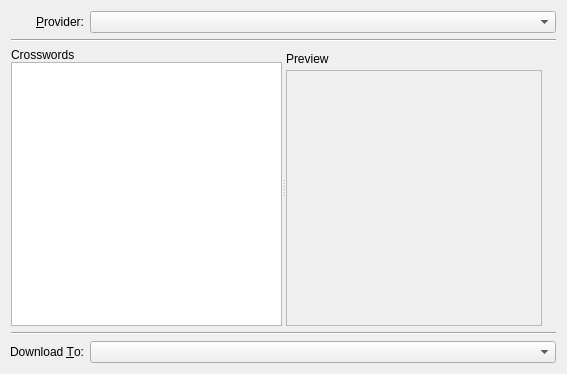
Above: src/download.ui from zero804/krossword before the change. Below: the same form after it.
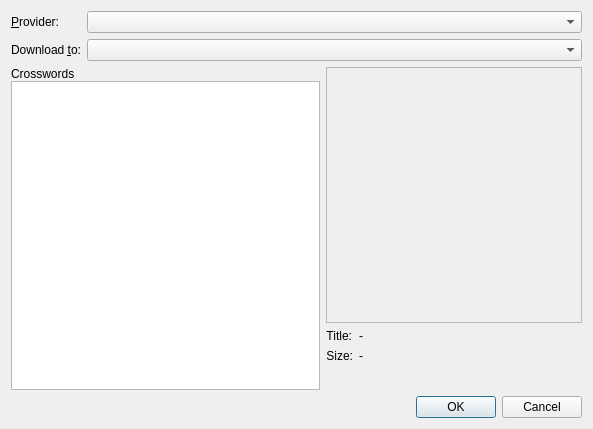
That is the form after the change. Custom widgets are drawn as their Qt base class.

Commit message: KDialog to QDialog (beginning)

Diff of the .ui file:
```diff
--- a/src/download.ui
+++ b/src/download.ui
@@ -1,19 +1,32 @@
 <?xml version="1.0" encoding="UTF-8"?>
 <ui version="4.0">
  <class>download</class>
- <widget class="QWidget" name="download">
+ <widget class="QDialog" name="download">
   <property name="geometry">
    <rect>
     <x>0</x>
     <y>0</y>
-    <width>567</width>
-    <height>374</height>
+    <width>593</width>
+    <height>429</height>
    </rect>
   </property>
   <property name="windowTitle">
    <string>Download Crosswords</string>
   </property>
-  <layout class="QGridLayout" name="gridLayout">
+  <layout class="QFormLayout" name="formLayout_2">
+   <item row="0" column="0">
+    <widget class="QLabel" name="lblProviders">
+     <property name="text">
+      <string>&amp;Provider:</string>
+     </property>
+     <property name="alignment">
+      <set>Qt::AlignRight|Qt::AlignTrailing|Qt::AlignVCenter</set>
+     </property>
+     <property name="buddy">
+      <cstring>providers</cstring>
+     </property>
+    </widget>
+   </item>
    <item row="0" column="1">
     <widget class="KComboBox" name="providers">
      <property name="sizePolicy">
@@ -30,19 +43,29 @@
      </property>
     </widget>
    </item>
-   <item row="1" column="0" colspan="2">
-    <widget class="Line" name="line">
-     <property name="orientation">
-      <enum>Qt::Horizontal</enum>
+   <item row="1" column="0">
+    <widget class="QLabel" name="lblTargetDirectory">
+     <property name="text">
+      <string>Download &amp;to:</string>
+     </property>
+     <property name="alignment">
+      <set>Qt::AlignRight|Qt::AlignTrailing|Qt::AlignVCenter</set>
+     </property>
+     <property name="buddy">
+      <cstring>targetDirectory</cstring>
+     </property>
+    </widget>
+   </item>
+   <item row="1" column="1">
+    <widget class="KComboBox" name="targetDirectory">
+     <property name="duplicatesEnabled">
+      <bool>false</bool>
      </property>
     </widget>
    </item>
    <item row="2" column="0" colspan="2">
-    <widget class="QSplitter" name="splitter">
-     <property name="orientation">
-      <enum>Qt::Horizontal</enum>
-     </property>
-     <widget class="QWidget" name="layoutWidget">
+    <layout class="QHBoxLayout" name="horizontalLayout">
+     <item>
       <layout class="QVBoxLayout" name="verticalLayout_2">
        <property name="spacing">
         <number>0</number>
@@ -62,31 +85,9 @@
         </widget>
        </item>
       </layout>
-     </widget>
-     <widget class="QWidget" name="layoutWidget">
+     </item>
+     <item>
       <layout class="QVBoxLayout" name="verticalLayout">
-       <property name="spacing">
-        <number>0</number>
-       </property>
-       <item>
-        <widget class="QLabel" name="lblPreview">
-         <property name="sizePolicy">
-          <sizepolicy hsizetype="Preferred" vsizetype="Preferred">
-           <horstretch>0</horstretch>
-           <verstretch>0</verstretch>
-          </sizepolicy>
-         </property>
-         <property name="text">
-          <string>Preview</string>
-         </property>
-         <property name="alignment">
-          <set>Qt::AlignLeading|Qt::AlignLeft|Qt::AlignVCenter</set>
-         </property>
-         <property name="buddy">
-          <cstring></cstring>
-         </property>
-        </widget>
-       </item>
        <item>
         <widget class="QLabel" name="preview">
          <property name="sizePolicy">
@@ -127,47 +128,55 @@
          </property>
         </widget>
        </item>
+       <item>
+        <layout class="QFormLayout" name="formLayout">
+         <property name="fieldGrowthPolicy">
+          <enum>QFormLayout::AllNonFixedFieldsGrow</enum>
+         </property>
+         <item row="0" column="0">
+          <widget class="QLabel" name="labelTitle">
+           <property name="text">
+            <string>Title:</string>
+           </property>
+           <property name="alignment">
+            <set>Qt::AlignRight|Qt::AlignTrailing|Qt::AlignVCenter</set>
+           </property>
+          </widget>
+         </item>
+         <item row="0" column="1">
+          <widget class="QLabel" name="labelTitleValue">
+           <property name="text">
+            <string>-</string>
+           </property>
+          </widget>
+         </item>
+         <item row="1" column="0">
+          <widget class="QLabel" name="labelSize">
+           <property name="text">
+            <string>Size:</string>
+           </property>
+           <property name="alignment">
+            <set>Qt::AlignRight|Qt::AlignTrailing|Qt::AlignVCenter</set>
+           </property>
+          </widget>
+         </item>
+         <item row="1" column="1">
+          <widget class="QLabel" name="labelSizeValue">
+           <property name="text">
+            <string>-</string>
+           </property>
+          </widget>
+         </item>
+        </layout>
+       </item>
       </layout>
-     </widget>
-    </widget>
+     </item>
+    </layout>
    </item>
    <item row="3" column="0" colspan="2">
-    <widget class="Line" name="line_2">
-     <property name="orientation">
-      <enum>Qt::Horizontal</enum>
-     </property>
-    </widget>
-   </item>
-   <item row="0" column="0">
-    <widget class="QLabel" name="lblProviders">
-     <property name="text">
-      <string>&amp;Provider:</string>
-     </property>
-     <property name="alignment">
-      <set>Qt::AlignRight|Qt::AlignTrailing|Qt::AlignVCenter</set>
-     </property>
-     <property name="buddy">
-      <cstring>providers</cstring>
-     </property>
-    </widget>
-   </item>
-   <item row="4" column="0">
-    <widget class="QLabel" name="lblTargetDirectory">
-     <property name="text">
-      <string>Download &amp;To:</string>
-     </property>
-     <property name="alignment">
-      <set>Qt::AlignRight|Qt::AlignTrailing|Qt::AlignVCenter</set>
-     </property>
-     <property name="buddy">
-      <cstring>targetDirectory</cstring>
-     </property>
-    </widget>
-   </item>
-   <item row="4" column="1">
-    <widget class="KComboBox" name="targetDirectory">
-     <property name="duplicatesEnabled">
-      <bool>false</bool>
+    <widget class="QDialogButtonBox" name="buttonBox">
+     <property name="standardButtons">
+      <set>QDialogButtonBox::Cancel|QDialogButtonBox::Ok</set>
      </property>
     </widget>
    </item>
```
Left out of the diff: 35 changed lines with no effect on the pictures. The commit also changes 1 other file.
